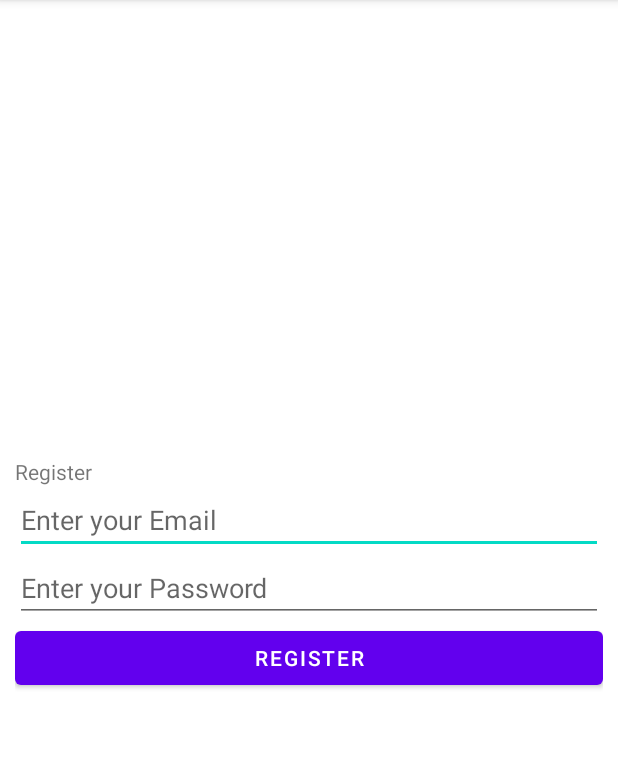
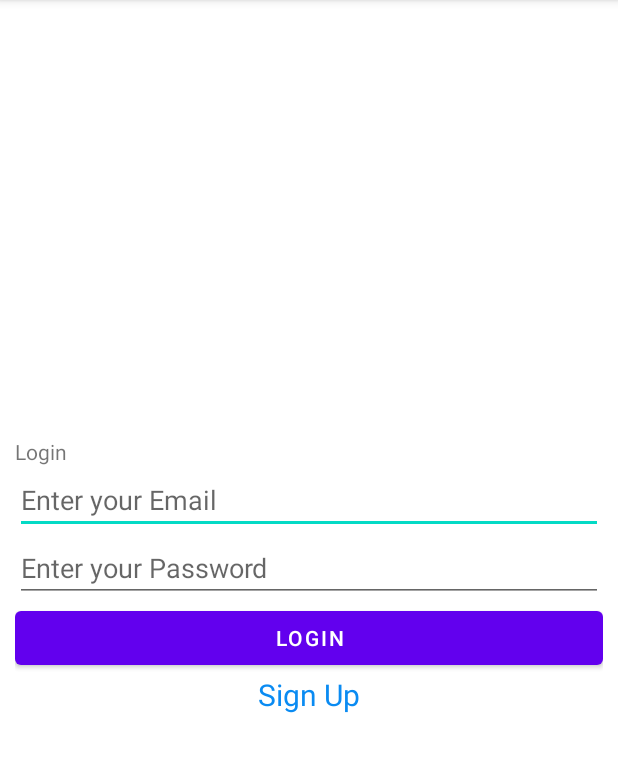
Before and after one commit to saeed144446/FireBaseAuthentication, an Android app: the screen it shows after launch (SignupActivity before the commit, LoginActivity after it), on a phone screen of 412 x 824 dp, the part 84-856 px from its top. Run offline under Robolectric (Android 15) with nearby library versions, the phone set to English and light mode, and no system bars; our stand-ins replace Firebase (no records; nobody signed in at launch, a user with empty details on screens opened directly).

```diff
--- a/app/src/main/java/com/example/firebaseauth/LoginActivity.java
+++ b/app/src/main/java/com/example/firebaseauth/LoginActivity.java
@@ -7,6 +7,7 @@ import android.view.View;
 import android.widget.Button;
 import android.widget.EditText;
 import android.widget.ProgressBar;
+import android.widget.TextView;
 import android.widget.Toast;
 
 import androidx.activity.EdgeToEdge;
@@ -26,6 +27,7 @@ public class LoginActivity extends AppCompatActivity {
     private EditText emailTextView, passwordTextView;
     private Button Btn;
     private ProgressBar progressbar;
+    private TextView signup;
 
     private FirebaseAuth mAuth;
 
@@ -42,6 +44,17 @@ public class LoginActivity extends AppCompatActivity {
         passwordTextView = findViewById(R.id.password);
         Btn = findViewById(R.id.login);
         progressbar = findViewById(R.id.progressBar);
+        signup=findViewById(R.id.signup);
+
+        signup.setOnClickListener(new View.OnClickListener() {
+            @Override
+            public void onClick(View view) {
+
+                Intent intent = new Intent(LoginActivity.this, SignupActivity.class);
+                startActivity(intent);
+
+            }
+        });
 
         Btn.setOnClickListener(new View.OnClickListener() {
             @Override
--- a/app/src/main/java/com/example/firebaseauth/SignupActivity.java
+++ b/app/src/main/java/com/example/firebaseauth/SignupActivity.java
@@ -58,11 +58,13 @@ public class SignupActivity extends AppCompatActivity {
 
         if (TextUtils.isEmpty(email)){
             Toast.makeText(this, "Please Enter Email", Toast.LENGTH_SHORT).show();
+            emailTextView.requestFocus();
             return;
         }
 
         if (TextUtils.isEmpty(password)){
             Toast.makeText(this, "Please Enter Password", Toast.LENGTH_SHORT).show();
+            passwordTextView.requestFocus();
             return;
 
         }
@@ -74,7 +76,7 @@ public class SignupActivity extends AppCompatActivity {
                     Toast.makeText(SignupActivity.this, "Registraion is Complete", Toast.LENGTH_SHORT).show();
 
                     progressbar.setVisibility(View.GONE);
-                    Intent intent=new Intent(SignupActivity.this, MainActivity.class);
+                    Intent intent=new Intent(SignupActivity.this, LoginActivity.class);
                     startActivity(intent);
 
                 } else {
--- /dev/null
+++ b/app/src/main/res/drawable/remove_red_eye_24.xml
@@ -0,0 +1,5 @@
+<vector xmlns:android="http://schemas.android.com/apk/res/android" android:height="24dp" android:tint="#000000" android:viewportHeight="24" android:viewportWidth="24" android:width="24dp">
+
+    <path android:fillColor="@android:color/white" android:pathData="M12,4.5C7,4.5 2.73,7.61 1,12c1.73,4.39 6,7.5 11,7.5s9.27,-3.11 11,-7.5c-1.73,-4.39 -6,-7.5 -11,-7.5zM12,17c-2.76,0 -5,-2.24 -5,-5s2.24,-5 5,-5 5,2.24 5,5 -2.24,5 -5,5zM12,9c-1.66,0 -3,1.34 -3,3s1.34,3 3,3 3,-1.34 3,-3 -1.34,-3 -3,-3z"/>
+
+</vector>
--- a/app/src/main/res/layout/activity_login.xml
+++ b/app/src/main/res/layout/activity_login.xml
@@ -48,6 +48,16 @@
             android:layout_width="wrap_content"
             android:layout_height="wrap_content"
             android:visibility="gone" />
+
+
+        <TextView
+            android:id="@+id/signup"
+            android:layout_width="wrap_content"
+            android:layout_height="wrap_content"
+            android:layout_gravity="center_horizontal"
+            android:text="Sign Up"
+            android:textSize="20dp"
+            android:textColor="#0A8BF2"/>
     </LinearLayout>
 
 
```
Also changed, not shown: app/src/main/AndroidManifest.xml (+6 -4 lines).
